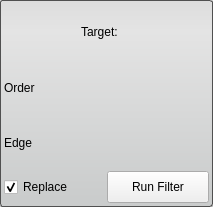
The window that src/Interface/ToolInterface/IntensityCorrectionFilterInterface.ui (SCIInstitute/Seg3D) describes before a commit, drawn with Qt 5.
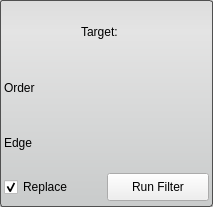
The same window after the commit.

The edit to the form file:
```diff
--- a/src/Interface/ToolInterface/IntensityCorrectionFilterInterface.ui
+++ b/src/Interface/ToolInterface/IntensityCorrectionFilterInterface.ui
@@ -151,13 +151,13 @@
        <property name="minimumSize">
         <size>
          <width>0</width>
-         <height>32</height>
+         <height>28</height>
         </size>
        </property>
        <property name="maximumSize">
         <size>
          <width>16777215</width>
-         <height>32</height>
+         <height>28</height>
         </size>
        </property>
        <property name="text">
```
Left out of the diff: 2 changed lines with no effect on the pictures.
